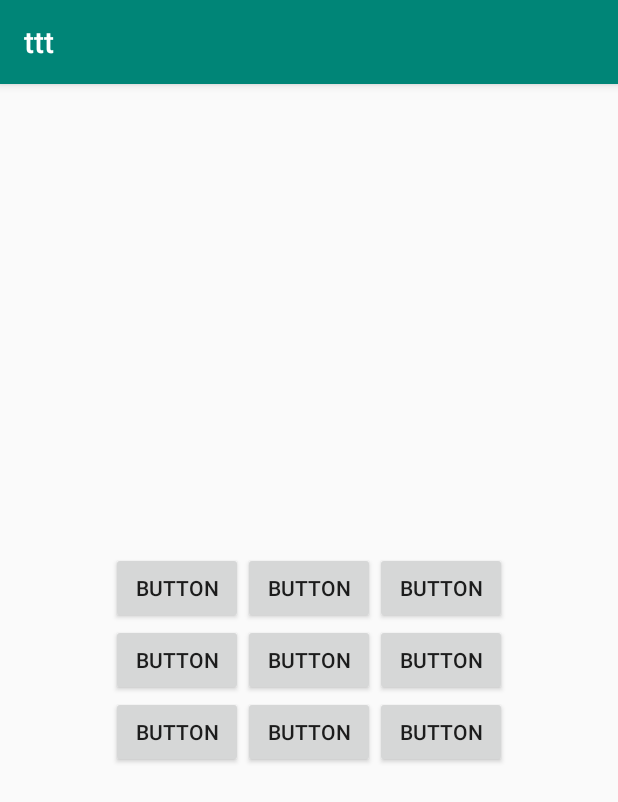
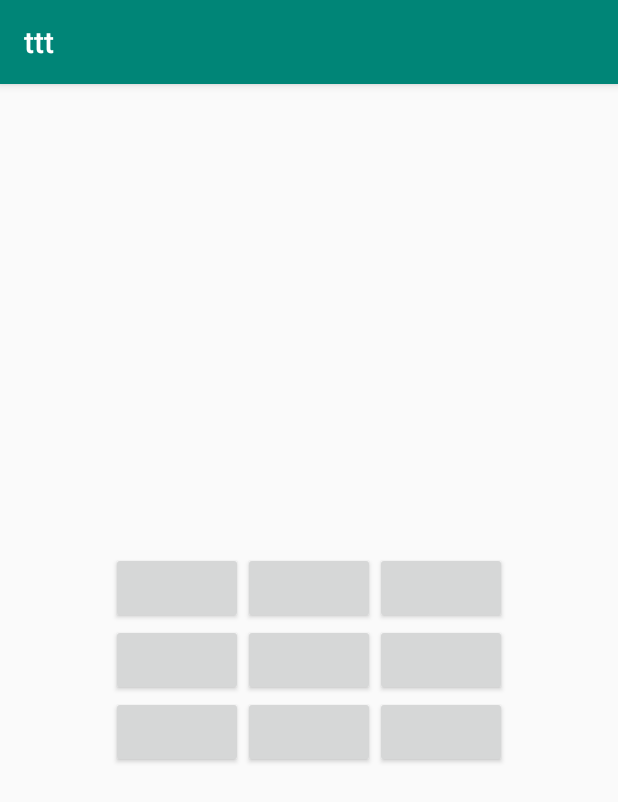
Before and after one commit to t0l1k/ttt, an Android app: the screen it shows after launch (MainActivity), on a phone screen of 412 x 824 dp. Shown: the top 802 px of the screen. Run offline under Robolectric (Android 15) with nearby library versions, the phone set to English and light mode, and no system bars.

Commit message:
добавил логику игры

```diff
--- a/app/src/main/res/layout/activity_main.xml
+++ b/app/src/main/res/layout/activity_main.xml
@@ -1,6 +1,5 @@
 <?xml version="1.0" encoding="utf-8"?>
 <LinearLayout xmlns:android="http://schemas.android.com/apk/res/android"
-    xmlns:app="http://schemas.android.com/apk/res-auto"
     xmlns:tools="http://schemas.android.com/tools"
     android:layout_width="match_parent"
     android:layout_height="match_parent"
@@ -20,7 +19,7 @@
             android:layout_height="wrap_content"
             android:layout_weight="1"
             android:onClick="gameLogic"
-            android:text="Button" />
+            android:text=" " />
 
         <Button
             android:id="@+id/button01"
@@ -28,7 +27,7 @@
             android:layout_height="wrap_content"
             android:layout_weight="1"
             android:onClick="gameLogic"
-            android:text="Button" />
+            android:text=" " />
 
         <Button
             android:id="@+id/button02"
@@ -36,7 +35,7 @@
             android:layout_height="wrap_content"
             android:layout_weight="1"
             android:onClick="gameLogic"
-            android:text="Button" />
+            android:text=" " />
     </LinearLayout>
 
     <LinearLayout
@@ -51,7 +50,7 @@
             android:layout_height="wrap_content"
             android:layout_weight="1"
             android:onClick="gameLogic"
-            android:text="Button" />
+            android:text=" " />
 
         <Button
             android:id="@+id/button04"
@@ -59,7 +58,7 @@
             android:layout_height="wrap_content"
             android:layout_weight="1"
             android:onClick="gameLogic"
-            android:text="Button" />
+            android:text=" " />
 
         <Button
             android:id="@+id/button05"
@@ -67,7 +66,7 @@
             android:layout_height="wrap_content"
             android:layout_weight="1"
             android:onClick="gameLogic"
-            android:text="Button" />
+            android:text=" " />
     </LinearLayout>
 
     <LinearLayout
@@ -82,7 +81,7 @@
             android:layout_height="wrap_content"
             android:layout_weight="1"
             android:onClick="gameLogic"
-            android:text="Button" />
+            android:text=" " />
 
         <Button
             android:id="@+id/button07"
@@ -90,7 +89,7 @@
             android:layout_height="wrap_content"
             android:layout_weight="1"
             android:onClick="gameLogic"
-            android:text="Button" />
+            android:text=" " />
 
         <Button
             android:id="@+id/button08"
@@ -98,6 +97,6 @@
             android:layout_height="wrap_content"
             android:layout_weight="1"
             android:onClick="gameLogic"
-            android:text="Button" />
+            android:text=" " />
     </LinearLayout>
 </LinearLayout>
```
Also changed, not shown: app/src/main/java/t0l1k/ttt/Board.java (added, +77 -0 lines), 2 other files.
